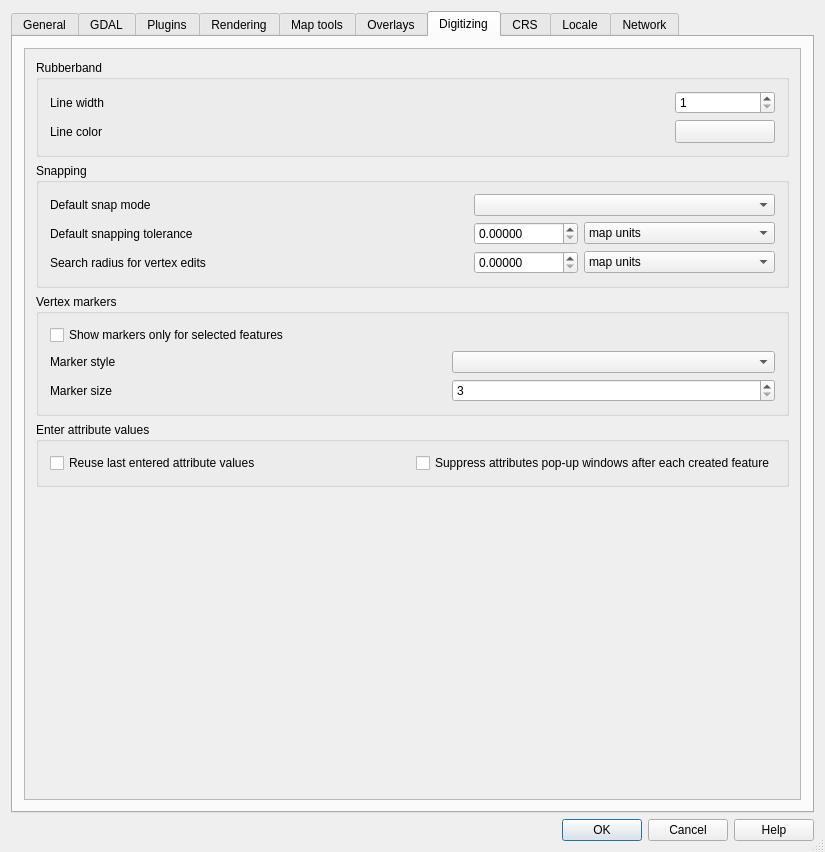
Old version of the form src/ui/qgsoptionsbase.ui in the repository qgis/QGIS.
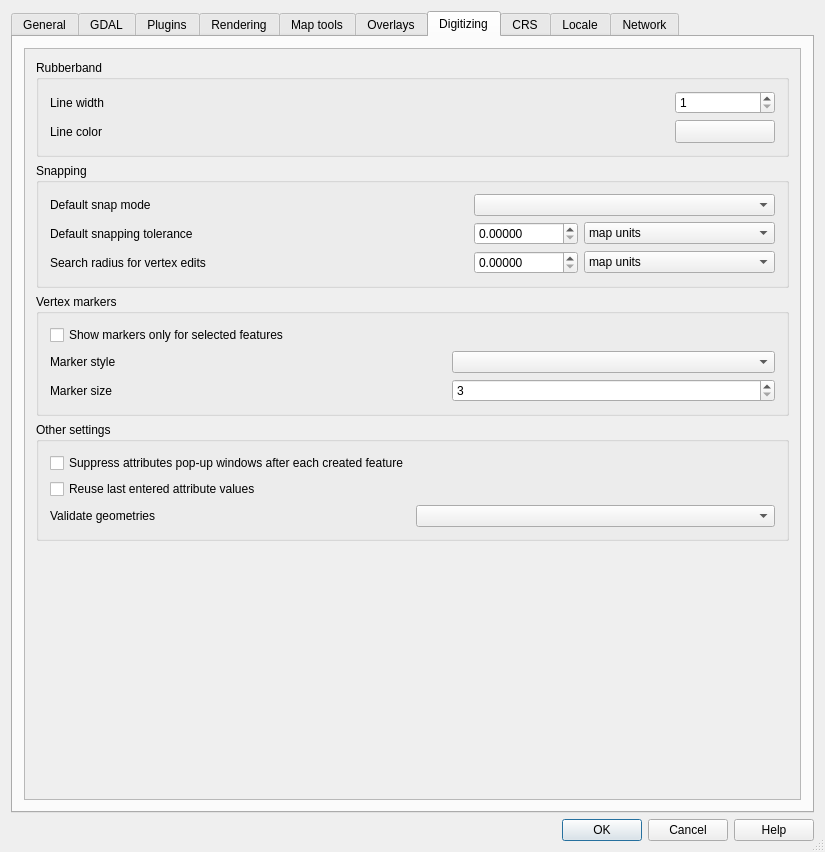
New version of the form. The open tabs and pages were chosen to show the change. Icons and pictures are not drawn. Custom widgets are drawn as their Qt base class.

The edit to the form file:
```diff
--- a/src/ui/qgsoptionsbase.ui
+++ b/src/ui/qgsoptionsbase.ui
@@ -1436,20 +1436,10 @@
            <item row="3" column="0">
             <widget class="QGroupBox" name="mEnterAttributeValuesGroupBox">
              <property name="title">
-              <string>Enter attribute values</string>
+              <string>Other settings</string>
              </property>
-             <layout class="QHBoxLayout">
-              <item>
-               <widget class="QCheckBox" name="chkReuseLastValues">
-                <property name="text">
-                 <string>Reuse last entered attribute values</string>
-                </property>
-                <property name="tristate">
-                 <bool>false</bool>
-                </property>
-               </widget>
-              </item>
-              <item>
+             <layout class="QGridLayout" name="gridLayout_26">
+              <item row="0" column="0" colspan="2">
                <widget class="QCheckBox" name="chkDisableAttributeValuesDlg">
                 <property name="text">
                  <string>Suppress attributes pop-up windows after each created feature</string>
@@ -1459,10 +1449,30 @@
                 </property>
                </widget>
               </item>
+              <item row="1" column="0" colspan="2">
+               <widget class="QCheckBox" name="chkReuseLastValues">
+                <property name="text">
+                 <string>Reuse last entered attribute values</string>
+                </property>
+                <property name="tristate">
+                 <bool>false</bool>
+                </property>
+               </widget>
+              </item>
+              <item row="2" column="1">
+               <widget class="QComboBox" name="mValidateGeometries"/>
+              </item>
+              <item row="2" column="0">
+               <widget class="QLabel" name="label_19">
+                <property name="text">
+                 <string>Validate geometries</string>
+                </property>
+               </widget>
+              </item>
              </layout>
             </widget>
            </item>
-           <item row="4" column="0">
+           <item row="5" column="0">
             <spacer>
              <property name="orientation">
               <enum>Qt::Vertical</enum>
```
Left out of the diff: 1 changed line with no effect on the pictures.
